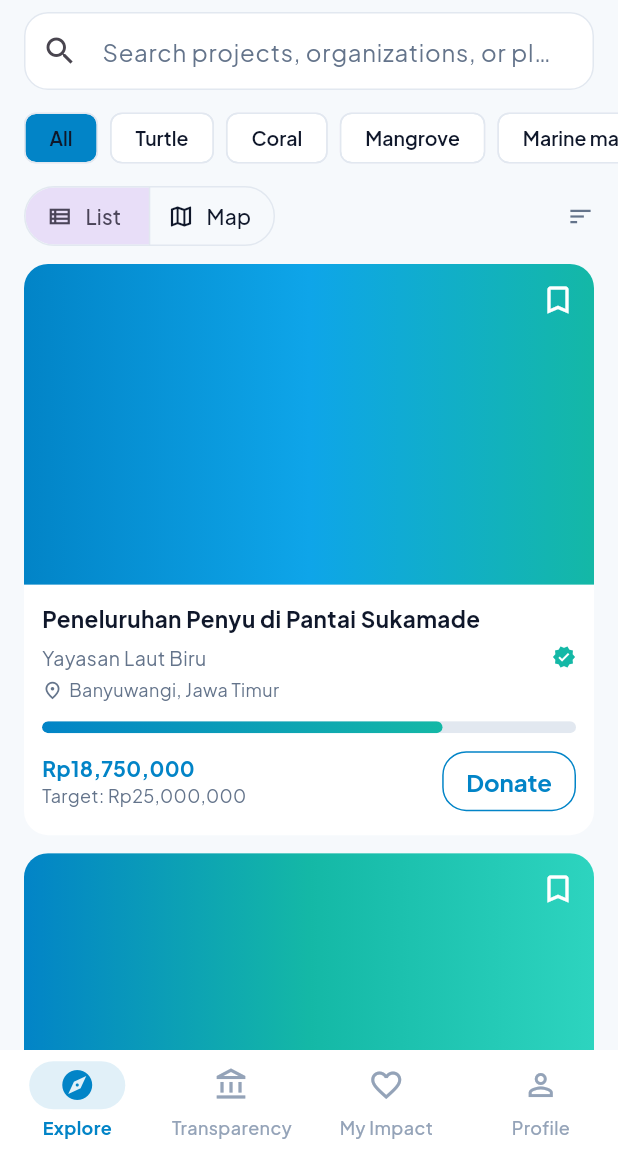
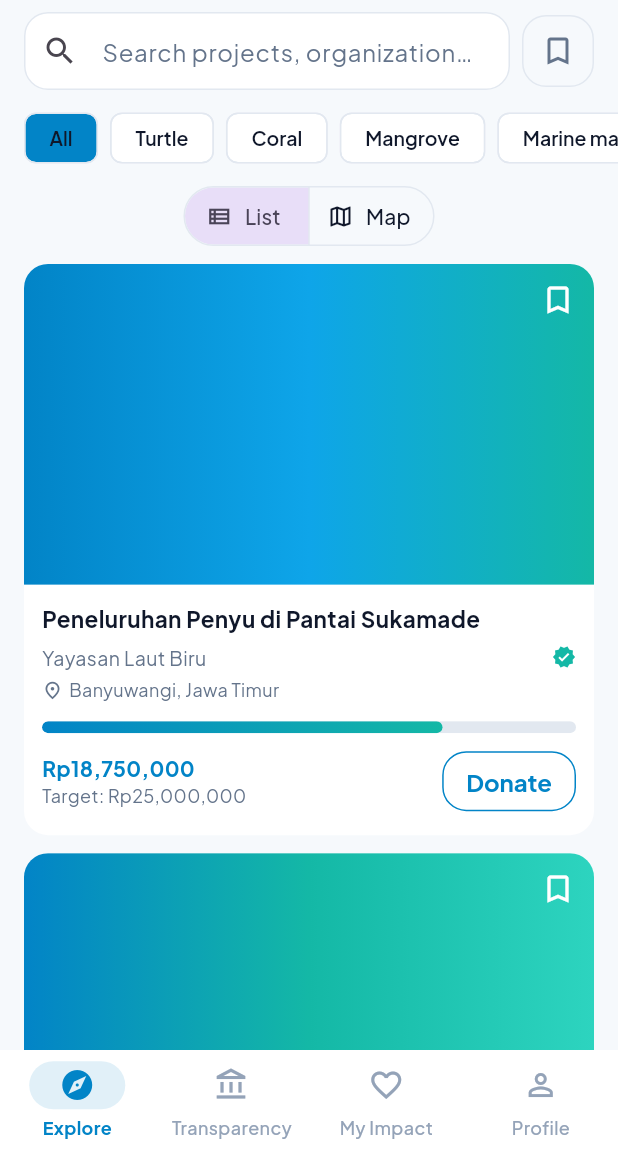
Before and after one commit to MANUSIAdosa/bluetrackproject, a Flutter app: the ExplorePage screen opened by its route, on a phone screen of 412 x 824 dp, the part 84-1236 px from its top. Run offline on Flutter 3.47's test engine with Material 3 defaults, Android fonts, the phone set to English and light mode, and no system bars; our stand-ins replace flutter_secure_storage, go_router, hive_flutter, shared_preferences; accounts and stored records are empty.

Commit message:
Pisahkan filter kategori dan koleksi tersimpan di Jelajahi
Komentar dosen: satu kontrol hanya mewakili satu konteks. Baris chip
sekarang hanya berisi kategori proyek; koleksi tersimpan pindah ke tombol
bookmark tersendiri di samping kolom cari.

- chip: hanya kategori dari filters.json, tanpa pseudo-kategori 'tersimpan'
- tombol bookmark: 48dp, ikon terisi + latar/border ocean + badge jumlah
  saat aktif, tooltip berubah antara dua status
- saat aktif: daftar hanya proyek tersimpan, rail "Untuk minatmu" disembunyikan,
  chip dan pencarian tetap menyaring di dalamnya
- kosong tanpa simpan: ajakan menyimpan lewat ikon bookmark di Detail Proyek
- kosong tidak cocok: "Atur ulang filter" membersihkan simpan + kategori + cari
- hapus ikon urutkan yang belum berfungsi (konteks ketiga)
- teks baru melalui context.tr() dengan versi Indonesia dan Inggris

Test: test suite 42 lulus (11 test lama tetap lulus, 7 test baru).

```diff
--- a/lib/core/localization/app_localizations.dart
+++ b/lib/core/localization/app_localizations.dart
@@ -18,7 +18,8 @@ class AppLocalizations {
   static const supportedLocales = [Locale('id'), Locale('en')];
 
   String text(String key, [Map<String, String> args = const {}]) {
-    var value = _values[locale.languageCode]?[key] ?? _values['id']![key] ?? key;
+    var value =
+        _values[locale.languageCode]?[key] ?? _values['id']![key] ?? key;
     args.forEach((k, v) => value = value.replaceAll('{$k}', v));
     return value;
   }
@@ -67,14 +68,12 @@ class AppLocalizations {
       'onboarding.chooseInterests': 'Pilih Minat',
       'onboarding.start': 'Mulai',
       'onboarding.slide1.title': 'Laut Menyerap Karbon',
-      'onboarding.slide1.body':
-          'Laut menyerap lebih dari sepertiga karbon yang dilepas manusia setiap tahun.',
+      'onboarding.slide1.body': 'Laut menyerap lebih dari sepertiga karbon yang dilepas manusia setiap tahun.',
       'onboarding.slide2.title': 'Terumbu Karang Rumah Ikan',
       'onboarding.slide2.body':
           'Lima persen dasar laut menampung seperempat spesies laut dunia.',
       'onboarding.slide3.title': 'Penyu Butuh Bantuanmu',
-      'onboarding.slide3.body':
-          'Ribuan tukik gagal mencapai laut karena sampah dan hilangnya habitat.',
+      'onboarding.slide3.body': 'Ribuan tukik gagal mencapai laut karena sampah dan hilangnya habitat.',
       'onboarding.interests.title': 'Pilih Minatmu',
       'onboarding.interests.subtitle':
           'Kami akan mengurutkan proyek sesuai minatmu.',
@@ -100,8 +99,7 @@ class AppLocalizations {
       'auth.otp.resend': 'Kirim ulang kode',
       'auth.otp.sent': 'Kode verifikasi terkirim (mock: 123456)',
       'auth.verify': 'Verifikasi',
-      'auth.privacy':
-          'Dengan melanjutkan, Anda menyetujui Kebijakan Privasi dan Syarat & Ketentuan.',
+      'auth.privacy': 'Dengan melanjutkan, Anda menyetujui Kebijakan Privasi dan Syarat & Ketentuan.',
       'auth.privacyPolicy': 'Kebijakan Privasi',
       'auth.terms': 'Syarat & Ketentuan',
       'auth.skipLogin': 'Lanjut tanpa masuk',
@@ -115,13 +113,18 @@ class AppLocalizations {
       'explore.viewMap': 'Peta',
       'explore.empty.title': 'Tidak ada proyek',
       'explore.empty.body': 'Coba ubah kata kunci atau kategori.',
-      'explore.emptySaved.title': 'Belum ada proyek tersimpan',
+      'explore.emptySaved.title':
+          'Belum ada proyek tersimpan. Simpan lewat ikon bookmark di '
+          'Detail Proyek.',
       'explore.emptySaved.body':
           'Simpan proyek agar bisa diakses saat offline.',
+      'explore.emptySavedFiltered.title':
+          'Tidak ada proyek tersimpan yang cocok',
+      'explore.savedFilter.on': 'Tampilkan proyek tersimpan',
+      'explore.savedFilter.off': 'Tampilkan semua proyek',
       'explore.resetFilter': 'Atur ulang filter',
       'explore.viewAll': 'Lihat semua proyek',
-      'explore.mapUnavailable':
-          'Mode peta belum tersedia pada subproyek ini.',
+      'explore.mapUnavailable': 'Mode peta belum tersedia pada subproyek ini.',
 
       // --- Project detail (P04) ---
       'project.tab.about': 'Tentang',
@@ -159,8 +162,7 @@ class AppLocalizations {
       'org.projects.empty': 'Belum ada proyek dari organisasi ini.',
       'common.copy': 'Salin',
       'common.copied': 'Tersalin',
-      'org.verified.explanation':
-          'Status terverifikasi disertai checklist pemeriksaan organisasi berikut.',
+      'org.verified.explanation': 'Status terverifikasi disertai checklist pemeriksaan organisasi berikut.',
 
       // --- Verification badge sheet ---
       'verify.sheet.title': 'Tentang badge Terverifikasi',
@@ -278,8 +280,7 @@ class AppLocalizations {
 
       // --- Login prompt ---
       'login.prompt.title': 'Sign in required',
-      'login.prompt.body':
-          'Sign in to continue. You will return to this page.',
+      'login.prompt.body': 'Sign in to continue. You will return to this page.',
       'login.prompt.button': 'Sign in',
 
       // --- Categories / interests ---
@@ -296,14 +297,11 @@ class AppLocalizations {
       'onboarding.chooseInterests': 'Choose Interests',
       'onboarding.start': 'Start',
       'onboarding.slide1.title': 'The Ocean Absorbs Carbon',
-      'onboarding.slide1.body':
-          'The ocean absorbs more than a third of the carbon humans emit each year.',
+      'onboarding.slide1.body': 'The ocean absorbs more than a third of the carbon humans emit each year.',
       'onboarding.slide2.title': 'Coral Reefs Are Fish Homes',
-      'onboarding.slide2.body':
-          'Five percent of the seafloor shelters a quarter of all marine species.',
+      'onboarding.slide2.body': 'Five percent of the seafloor shelters a quarter of all marine species.',
       'onboarding.slide3.title': 'Turtles Need Your Help',
-      'onboarding.slide3.body':
-          'Thousands of hatchlings never reach the sea due to waste and habitat loss.',
+      'onboarding.slide3.body': 'Thousands of hatchlings never reach the sea due to waste and habitat loss.',
       'onboarding.interests.title': 'Pick Your Interests',
       'onboarding.interests.subtitle':
           "We'll sort projects to match your interests.",
@@ -323,14 +321,12 @@ class AppLocalizations {
       'auth.otp.subtitle': 'Code sent to {phone}',
       'auth.otp.mismatch': "Code doesn't match",
       'auth.otp.attemptsLeft': 'Attempts left: {n}',
-      'auth.otp.locked':
-          'Too many attempts. Resend the code to continue.',
+      'auth.otp.locked': 'Too many attempts. Resend the code to continue.',
       'auth.otp.resendIn': 'Resend in {s}s',
       'auth.otp.resend': 'Resend code',
       'auth.otp.sent': 'Verification code sent (mock: 123456)',
       'auth.verify': 'Verify',
-      'auth.privacy':
-          'By continuing, you agree to the Privacy Policy and Terms & Conditions.',
+      'auth.privacy': 'By continuing, you agree to the Privacy Policy and Terms & Conditions.',
       'auth.privacyPolicy': 'Privacy Policy',
       'auth.terms': 'Terms & Conditions',
       'auth.skipLogin': 'Continue without signing in',
@@ -344,9 +340,13 @@ class AppLocalizations {
       'explore.viewMap': 'Map',
       'explore.empty.title': 'No projects',
       'explore.empty.body': 'Try a different keyword or category.',
-      'explore.emptySaved.title': 'No saved projects yet',
-      'explore.emptySaved.body':
-          'Save projects to access them while offline.',
+      'explore.emptySaved.title':
+          'No saved projects yet. Save one with the bookmark icon on '
+          'Project Detail.',
+      'explore.emptySaved.body': 'Save projects to access them while offline.',
+      'explore.emptySavedFiltered.title': 'No saved projects match',
+      'explore.savedFilter.on': 'Show saved projects',
+      'explore.savedFilter.off': 'Show all projects',
       'explore.resetFilter': 'Reset filters',
       'explore.viewAll': 'View all projects',
       'explore.mapUnavailable': 'Map mode is not available in this subproject.',
@@ -387,8 +387,7 @@ class AppLocalizations {
       'org.projects.empty': 'No projects from this organization yet.',
       'common.copy': 'Copy',
       'common.copied': 'Copied',
-      'org.verified.explanation':
-          "Verified status with the organization's verification checklist below.",
+      'org.verified.explanation': "Verified status with the organization's verification checklist below.",
 
       // --- Verification badge sheet ---
       'verify.sheet.title': 'About the Verified badge',
@@ -491,8 +490,7 @@ class _AppLocalizationsDelegate
   const _AppLocalizationsDelegate();
 
   @override
-  bool isSupported(Locale locale) =>
-      ['id', 'en'].contains(locale.languageCode);
+  bool isSupported(Locale locale) => ['id', 'en'].contains(locale.languageCode);
 
   @override
   Future<AppLocalizations> load(Locale locale) async =>
--- a/lib/features/explore/presentation/explore_page.dart
+++ b/lib/features/explore/presentation/explore_page.dart
@@ -17,8 +17,12 @@ import '../../repositories.dart';
 
 /// P03 — Explore (list mode).
 ///
-/// - Search, category chips (incl. "Tersimpan" via Hive), interest sorting,
-///   loading / empty / error states, notification bell.
+/// - Search, a single-select category chip row, a saved-projects toggle next to
+///   the search field (Hive), interest sorting, loading / empty / error states,
+///   notification bell.
+/// - One control represents one context: the chip row filters by category, the
+///   bookmark button filters the saved collection, and the segmented button
+///   switches the view mode.
 /// - The list is paged: only [_pageSize] projects at a time, the next page
 ///   appended when the user scrolls near the bottom.
 /// - Map mode is a query-param sibling of this page (deferred: see
@@ -58,6 +62,11 @@ class _ExplorePageState extends State<ExplorePage> {
   bool _loading = true;
   bool _error = false;
   bool _mapMode = false;
+
+  /// The saved collection is a context of its own, not a category: it lives in
+  /// [SavedProjectsController], and the bookmark button beside the search field
+  /// switches it on and off.
+  bool _savedOnly = false;
 
   /// How many of the filtered projects the list shows (grows by page).
   int _visibleCount = _pageSize;
@@ -144,31 +153,39 @@ class _ExplorePageState extends State<ExplorePage> {
     if (_scrollController.hasClients) _scrollController.jumpTo(0);
   }
 
-  /// Recovery action for an empty search/filter result: clear the query and go
-  /// back to the "Semua" category so the list can recover.
+  /// Recovery action for an empty search/filter result: clear the query, go back
+  /// to the "Semua" category and leave the saved collection, so the list can
+  /// recover.
   void _resetFilters() {
     _searchController.clear();
     _resetPaging();
     setState(() {
       _query = '';
       _category = 'semua';
+      _savedOnly = false;
     });
   }
 
+  /// Leaves the saved collection without touching the category or the query —
+  /// the other filters stay as the user set them.
+  void _showAllProjects() {
+    _resetPaging();
+    setState(() => _savedOnly = false);
+  }
+
   List<Project> get _visible {
+    // One context per control, applied in that order: the saved collection,
+    // then the category chip, then the search query.
     final saved = SavedProjectsController.instance.ids;
     var list = _all.where((p) {
-      final matchesCategory =
-          _category == 'semua' ||
-          (_category == 'tersimpan'
-              ? saved.contains(p.id)
-              : p.category == _category);
+      final matchesSaved = !_savedOnly || saved.contains(p.id);
+      final matchesCategory = _category == 'semua' || p.category == _category;
       final matchesQuery =
           _query.isEmpty ||
           p.title.toLowerCase().contains(_query) ||
           p.orgName.toLowerCase().contains(_query) ||
           p.location.toLowerCase().contains(_query);
-      return matchesCategory && matchesQuery;
+      return matchesSaved && matchesCategory && matchesQuery;
     }).toList();
 
     // Personalized sorting: interest matches first.
@@ -197,6 +214,9 @@ class _ExplorePageState extends State<ExplorePage> {
         children: [
           Padding(
             padding: const EdgeInsets.fromLTRB(16, 8, 16, 12),
+            child: Row(
+              children: [
+                Expanded(
                   child: TextField(
                     controller: _searchController,
                     decoration: InputDecoration(
@@ -219,16 +239,24 @@ class _ExplorePageState extends State<ExplorePage> {
                     },
                   ),
                 ),
+                const SizedBox(width: 8),
+                _SavedFilterButton(
+                  key: const ValueKey('explore.savedFilter'),
+                  active: _savedOnly,
+                  savedCount: savedCount,
+                  onChanged: (active) {
+                    _resetPaging();
+                    setState(() => _savedOnly = active);
+                  },
+                ),
+              ],
+            ),
+          ),
+          // Categories only: the saved collection has its own control above.
           FilterChipRow(
             options: [
               for (final id in _categoryIds)
                 ChipOption(id: id, label: context.tr('cat.$id')),
-              ChipOption(
-                id: 'tersimpan',
-                label: savedCount > 0
-                    ? '${context.tr('cat.tersimpan')} ($savedCount)'
-                    : context.tr('cat.tersimpan'),
-              ),
             ],
             selectedId: _category,
             onSelected: (id) {
@@ -265,22 +293,34 @@ class _ExplorePageState extends State<ExplorePage> {
       );
     }
     if (visible.isEmpty) {
-      final savedEmpty = _category == 'tersimpan';
+      // Two different failures behind the same bookmark toggle: nothing has
+      // been saved yet, or the saved projects do not match the other filters.
+      if (_savedOnly) {
+        final nothingSaved = SavedProjectsController.instance.ids.isEmpty;
         return EmptyState(
-        icon: savedEmpty ? Icons.bookmark_outline : Icons.search_off,
+          icon: nothingSaved ? Icons.bookmark_outline : Icons.search_off,
           message: context.tr(
-          savedEmpty ? 'explore.emptySaved.title' : 'explore.empty.title',
+            nothingSaved
+                ? 'explore.emptySaved.title'
+                : 'explore.emptySavedFiltered.title',
           ),
           actionLabel: context.tr(
-          savedEmpty ? 'explore.viewAll' : 'explore.resetFilter',
+            nothingSaved ? 'explore.viewAll' : 'explore.resetFilter',
           ),
-        onAction: savedEmpty
-            ? () => setState(() => _category = 'semua')
-            : _resetFilters,
+          onAction: nothingSaved ? _showAllProjects : _resetFilters,
+        );
+      }
+      return EmptyState(
+        icon: Icons.search_off,
+        message: context.tr('explore.empty.title'),
+        actionLabel: context.tr('explore.resetFilter'),
+        onAction: _resetFilters,
       );
     }
 
-    final forYou = _interests.isEmpty
+    // The saved collection is already a personal selection, so the interest
+    // rail stays out of the way while it is on.
+    final forYou = (_savedOnly || _interests.isEmpty)
         ? const <Project>[]
         : visible
               .where((p) => _interests.contains(p.category))
@@ -383,9 +423,7 @@ class _ListMapToggle extends StatelessWidget {
   Widget build(BuildContext context) {
     return Padding(
       padding: const EdgeInsets.symmetric(horizontal: 16),
-      child: Row(
-        children: [
-          SegmentedButton<bool>(
+      child: SegmentedButton<bool>(
         segments: [
           ButtonSegment(
             value: false,
@@ -402,10 +440,55 @@ class _ListMapToggle extends StatelessWidget {
         onSelectionChanged: (set) => onChanged(set.first),
         showSelectedIcon: false,
       ),
-          const Spacer(),
-          const Icon(Icons.sort, size: 18, color: AppColors.textSecondary),
-        ],
-      ),
     );
   }
 }
+
+/// Bookmark toggle for the saved-projects collection, beside the search field.
+///
+/// The collection is a context of its own, so it is a button and not a chip in
+/// the category row. While it is on, the chip row and the search field keep
+/// narrowing *within* the saved projects.
+class _SavedFilterButton extends StatelessWidget {
+  const _SavedFilterButton({
+    super.key,
+    required this.active,
+    required this.savedCount,
+    required this.onChanged,
+  });
+
+  final bool active;
+
+  /// Number of saved projects, badged on the button when there is any.
+  final int savedCount;
+
+  final ValueChanged<bool> onChanged;
+
+  @override
+  Widget build(BuildContext context) {
+    final button = IconButton(
+      // Names the action, so it reads correctly in either state.
+      tooltip: context.tr(
+        active ? 'explore.savedFilter.off' : 'explore.savedFilter.on',
+      ),
+      icon: Icon(active ? Icons.bookmark : Icons.bookmark_outline),
+      color: active ? AppColors.ocean : AppColors.textSecondary,
+      // Material's minimum touch target.
+      style: IconButton.styleFrom(minimumSize: const Size.square(48)),
+      onPressed: () => onChanged(!active),
+    );
+
+    return DecoratedBox(
+      decoration: BoxDecoration(
+        color: active
+            ? AppColors.ocean.withValues(alpha: 0.10)
+            : Colors.transparent,
+        border: Border.all(color: active ? AppColors.ocean : AppColors.border),
+        borderRadius: BorderRadius.circular(AppDimens.cardRadius),
+      ),
+      child: savedCount > 0
+          ? Badge(label: Text('$savedCount'), child: button)
+          : button,
+    );
+  }
+}
```
Also changed, not shown: 1 other file. Lines whose indentation alone changed are shown as unchanged.
